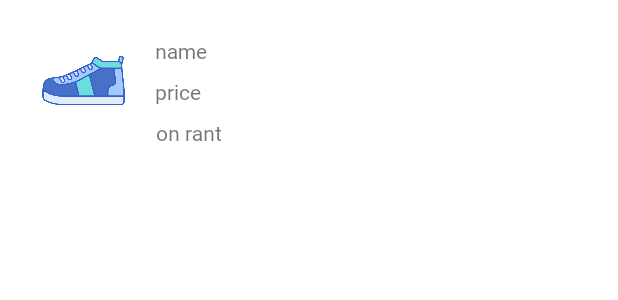
After one commit to pratikKataria/Jugaad, an Android app: the layout card_view_items_recycler_view.xml on its own in the app's theme, with its tools: preview values and no code run, on a phone screen of 412 x 824 dp. The commit adds this screen. Shown: the top 300 px of the screen. Run offline under Robolectric (Android 15) with nearby library versions, the phone set to English and light mode, and no system bars.

Commit message:
General - each item category card view created

```diff
--- a/app/src/main/java/com/tricky__tweaks/jugaad/adapter/RecyclerViewAdapter.java
+++ b/app/src/main/java/com/tricky__tweaks/jugaad/adapter/MainScreenRecyclerAdapter.java
@@ -19,13 +19,13 @@ import org.w3c.dom.Text;
 import java.util.ArrayList;
 import java.util.List;
 
-public class RecyclerViewAdapter extends RecyclerView.Adapter<RecyclerView.ViewHolder> {
+public class MainScreenRecyclerAdapter extends RecyclerView.Adapter<RecyclerView.ViewHolder> {
 
     private Context context;
     private ArrayList<RentalProduct> list;
     private LayoutInflater inflater;
 
-    public RecyclerViewAdapter(Context context, ArrayList<RentalProduct> list) {
+    public MainScreenRecyclerAdapter(Context context, ArrayList<RentalProduct> list) {
         this.list = list;
         this.context = context;
 
--- /dev/null
+++ b/app/src/main/res/layout/card_view_items_recycler_view.xml
@@ -0,0 +1,66 @@
+<?xml version="1.0" encoding="utf-8"?>
+<androidx.cardview.widget.CardView xmlns:android="http://schemas.android.com/apk/res/android"
+    xmlns:tools="http://schemas.android.com/tools"
+    android:id="@+id/card_view_category"
+    app:cardElevation="0dp"
+    android:layout_width="match_parent"
+    android:layout_height="wrap_content"
+    xmlns:app="http://schemas.android.com/apk/res-auto"
+    app:cardCornerRadius="4dp"
+    android:foreground="?attr/selectableItemBackground"
+    android:clickable="true">
+
+    <androidx.constraintlayout.widget.ConstraintLayout
+        android:layout_width="match_parent"
+        android:layout_height="match_parent"
+        android:layout_margin="8dp"
+        android:gravity="center"
+        android:orientation="vertical">
+
+        <ImageView
+            android:id="@+id/rv_iv_item_image"
+            android:layout_width="55dp"
+            android:layout_height="55dp"
+            android:layout_marginStart="20dp"
+            android:scaleType="centerInside"
+            android:src="@drawable/footware"
+            app:layout_constraintBottom_toBottomOf="parent"
+            app:layout_constraintStart_toStartOf="parent"
+            app:layout_constraintTop_toTopOf="parent"
+            app:layout_constraintVertical_bias="0.511" />
+
+        <TextView
+            android:id="@+id/rv_tv_item_name"
+            android:layout_width="wrap_content"
+            android:layout_height="wrap_content"
+            android:layout_marginStart="20dp"
+            android:layout_marginTop="16dp"
+            android:gravity="center"
+            android:text="name"
+            app:layout_constraintStart_toEndOf="@+id/rv_iv_item_image"
+            app:layout_constraintTop_toTopOf="parent" />
+
+        <TextView
+            android:id="@+id/rv_tv_item_price"
+            android:layout_width="wrap_content"
+            android:layout_height="wrap_content"
+            android:layout_marginTop="8dp"
+            android:gravity="center"
+            android:text="price"
+            app:layout_constraintStart_toStartOf="@+id/rv_tv_item_name"
+            app:layout_constraintTop_toBottomOf="@+id/rv_tv_item_name" />
+
+        <TextView
+            android:id="@+id/rv_text_view3"
+            android:layout_width="wrap_content"
+            android:layout_height="wrap_content"
+            android:gravity="center"
+            android:layout_marginTop="8dp"
+            android:text="on rant"
+            app:layout_constraintStart_toStartOf="@+id/rv_tv_item_price"
+            app:layout_constraintTop_toBottomOf="@+id/rv_tv_item_price" />
+
+    </androidx.constraintlayout.widget.ConstraintLayout>
+
+
+</androidx.cardview.widget.CardView>
--- a/app/src/main/res/layout/category_card_view.xml
+++ b/app/src/main/res/layout/category_card_view.xml
@@ -17,14 +17,14 @@
         android:orientation="vertical">
 
         <ImageView
-            android:id="@+id/cat_layout_image_view"
+            android:id="@+id/rv_iv_item_image"
             android:layout_width="55dp"
             android:layout_height="55dp"
             android:scaleType="centerInside"
             android:src="@drawable/footware"/>
 
         <TextView
-            android:id="@+id/cat_layout_text_view"
+            android:id="@+id/rv_tv_item_name"
             android:layout_width="match_parent"
             android:layout_height="wrap_content"
             android:layout_marginTop="10dp"
```
Also changed, not shown: app/src/main/java/com/tricky__tweaks/jugaad/activity/Main/MainActivity.java (+15 -16 lines).
